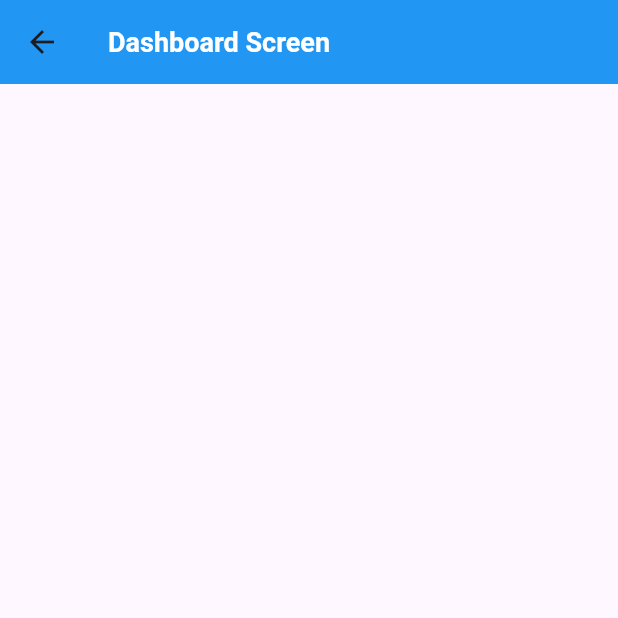
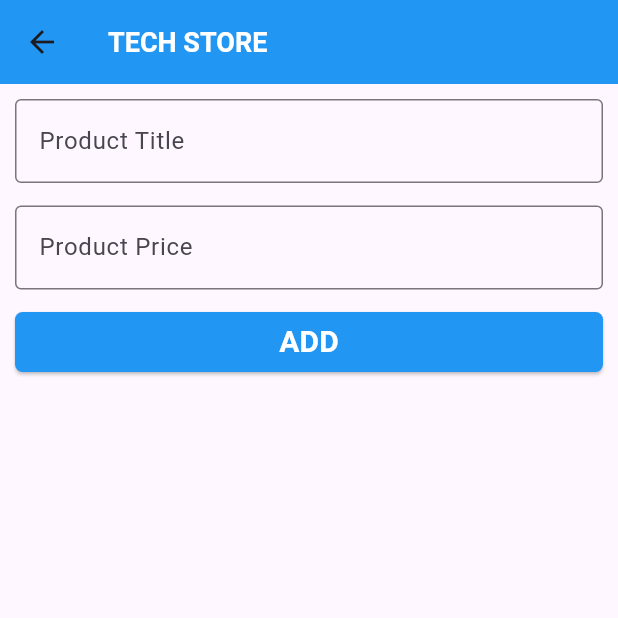
Before and after one commit to justrealrohan/basic_flutter_projects, a Flutter app: the dashboard screen opened directly, on a phone screen of 412 x 824 dp, the top half of it. Run offline on Flutter 3.47's test engine with Material 3 defaults, Android fonts, the phone set to English and light mode, and no system bars; network calls fail.

Commit message:
initial commit 2

```diff
--- a/lib/dashboard_screen.dart
+++ b/lib/dashboard_screen.dart
@@ -8,12 +8,104 @@ class dashboard extends StatefulWidget {
 }
 
 class _dashboardState extends State<dashboard> {
+  final TextEditingController _productTitleController = TextEditingController();
+  final TextEditingController _productPriceController = TextEditingController();
+
+  List products = [];
   @override
   Widget build(BuildContext context) {
     return Scaffold(
       appBar: AppBar(
-        title: const Text('Dashboard Screen', style: TextStyle(fontSize: 18, fontWeight: FontWeight.bold, color: Colors.white),),
+        title: Text(
+          'Tech Store'.toUpperCase(),
+          style: const TextStyle(
+              fontSize: 18, fontWeight: FontWeight.bold, color: Colors.white),
+        ),
         backgroundColor: Colors.blue,
+      ),
+      body: Padding(
+        padding: const EdgeInsets.all(10),
+        child: Column(
+          children: [
+            TextFormField(
+              controller: _productTitleController,
+              decoration: const InputDecoration(
+                hintText: 'Product Title',
+                border: OutlineInputBorder(),
+              ),
+            ),
+            const SizedBox(
+              height: 15,
+            ),
+            TextFormField(
+                controller: _productPriceController,
+                decoration: const InputDecoration(
+                  hintText: 'Product Price',
+                  border: OutlineInputBorder(),
+                )),
+            const SizedBox(
+              height: 15,
+            ),
+            SizedBox(
+              width: double.infinity,
+              height: 40,
+              child: ElevatedButton(
+                onPressed: () {
+                  products.add(
+                    {
+                      'title': _productTitleController.text,
+                      'price': _productPriceController.text,
+                    },
+                  );
+                  setState(() {});
+                },
+                style: ElevatedButton.styleFrom(
+                  backgroundColor: Colors.blue,
+                  foregroundColor: Colors.white,
+                  shape: RoundedRectangleBorder(
+                    borderRadius: BorderRadius.circular(5),
+                  ),
+                ),
+                child: Text(
+                  'Add'.toUpperCase(),
+                  style: const TextStyle(
+                      fontSize: 20, fontWeight: FontWeight.bold),
+                ),
+              ),
+            ),
+            Expanded(
+              child: ListView.separated(
+                itemCount: products.length,
+                separatorBuilder: (context, index) {
+                  return const Divider(
+                    color: Colors.black,
+                    height: 1,
+                    indent: 10,
+                    endIndent: 10,
+                  );
+                },
+                itemBuilder: (context, index) {
+                  return ListTile(
+                    title: Text(
+                      products[index]['title'].toString(),
+                      style: const TextStyle(
+                          fontSize: 18, fontWeight: FontWeight.bold),
+                    ),
+                    subtitle: Text(products[index]['price'].toString(),
+                        style: const TextStyle(
+                            fontSize: 16, fontWeight: FontWeight.w500)),
+                    leading: Image.network(
+                      'https://www.bhphotovideo.com/images/images2500x2500/apple_z0w1_mrtr27_bh_mac_mini_late_2018_1441915.jpg',
+                      width: 50,
+                      height: 50,
+                    ),
+                    trailing: const Icon(Icons.delete),
+                  );
+                },
+              ),
+            ),
+          ],
+        ),
       ),
     );
   }
--- a/lib/main.dart
+++ b/lib/main.dart
@@ -1,6 +1,5 @@
 import 'package:flutter/material.dart';
 import 'package:myapp_1/splash_screen.dart';
-import 'login_screen.dart';
 
 void main() {
   runApp(const TechStore());
@@ -12,6 +11,7 @@ class TechStore extends StatelessWidget {
   @override
   Widget build(BuildContext context) {
     return const MaterialApp(
+      debugShowCheckedModeBanner: false,
       home: splashscreen(),
     );
   }
```
Also changed, not shown: lib/login_screen.dart (+5 -3 lines).
